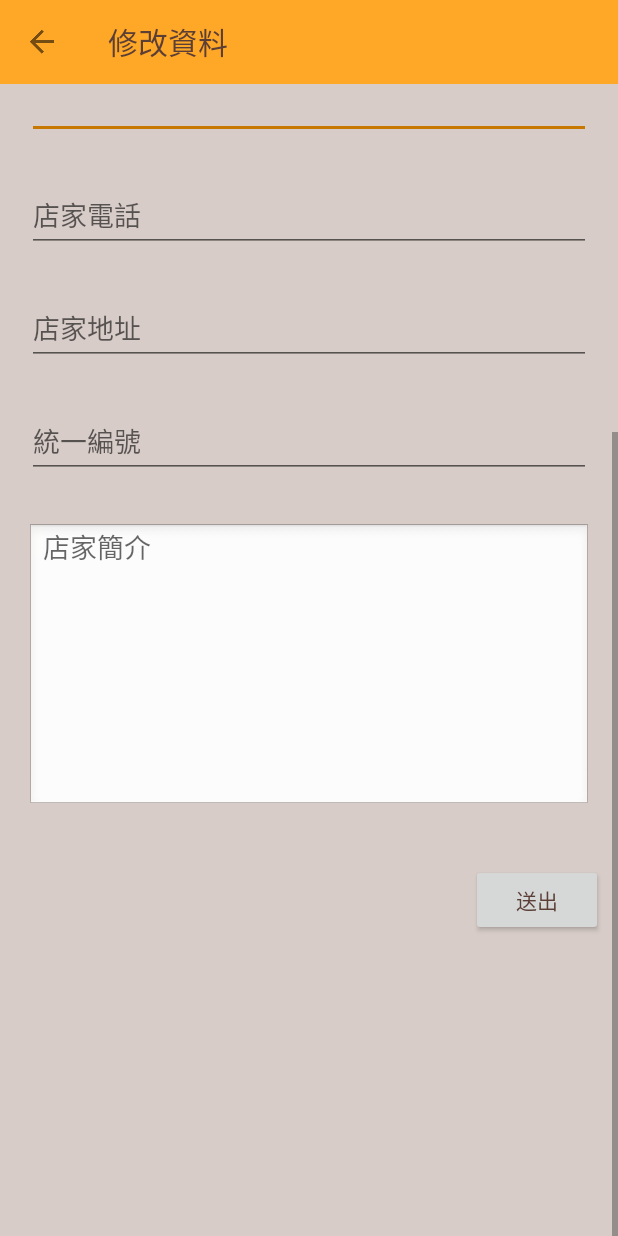
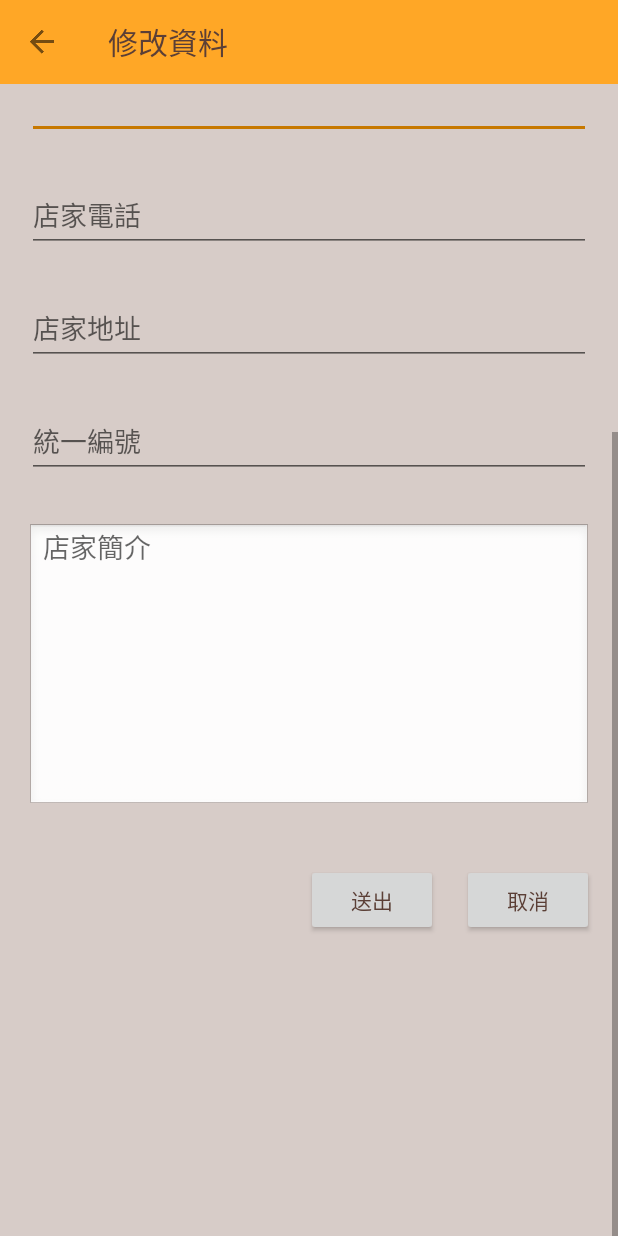
Before and after one commit to DP103G3/itfood_shop, an Android app: the fragment PersonalInfoUpdateFragment shown on its own in the app's theme, scrolled down 332 dp, on a phone screen of 412 x 824 dp. Run offline under Robolectric (Android 15) with nearby library versions, the phone set to English and light mode, and no system bars; 2 statements that could not run were skipped.

```diff
--- a/app/src/main/res/layout/fragment_login.xml
+++ b/app/src/main/res/layout/fragment_login.xml
@@ -24,8 +24,9 @@
             app:layout_constraintEnd_toEndOf="parent">
 
             <ImageView
-                android:layout_width="wrap_content"
-                android:layout_height="wrap_content"
+                android:layout_width="280dp"
+                android:layout_height="80dp"
+                android:scaleType="centerCrop"
                 app:srcCompat="@drawable/logo" />
 
             <TextView
@@ -52,6 +53,7 @@
                 android:layout_width="match_parent"
                 android:layout_height="wrap_content"
                 android:textColor="@color/colorTextOnP"
+                android:inputType="textEmailAddress"
                 android:hint="@string/textEmail" />
         </com.google.android.material.textfield.TextInputLayout>
 
--- a/app/src/main/res/layout/fragment_personal_info_update.xml
+++ b/app/src/main/res/layout/fragment_personal_info_update.xml
@@ -366,15 +366,31 @@ tools:context=".person.PersonalInfoUpdateFragment">
 
         </com.google.android.material.textfield.TextInputLayout>
 
-        <Button
-            android:id="@+id/btFinishUpdate"
-            android:layout_width="wrap_content"
+        <LinearLayout
+            android:id="@+id/linearLayoutButton"
+            android:layout_width="match_parent"
             android:layout_height="wrap_content"
-            android:layout_marginTop="16dp"
-            android:layout_marginEnd="10dp"
-            android:text="@string/textSend"
+            android:orientation="horizontal"
+            android:gravity="end"
             app:layout_constraintEnd_toEndOf="parent"
-            app:layout_constraintTop_toBottomOf="@+id/textInfo" />
+            app:layout_constraintTop_toBottomOf="@+id/textInfo">
+
+            <Button
+                android:id="@+id/btFinishUpdate"
+                android:layout_width="wrap_content"
+                android:layout_height="wrap_content"
+                android:layout_marginTop="16dp"
+                android:layout_marginEnd="16dp"
+                android:text="@string/textSend" />
+
+            <Button
+                android:id="@+id/btCancel"
+                android:layout_width="wrap_content"
+                android:layout_height="wrap_content"
+                android:layout_marginTop="16dp"
+                android:layout_marginEnd="16dp"
+                android:text="@string/textCancel" />
+        </LinearLayout>
 
         <TextView
             android:layout_width="wrap_content"
@@ -383,7 +399,7 @@ tools:context=".person.PersonalInfoUpdateFragment">
         <ImageView
             android:layout_width="match_parent"
             android:layout_height="200dp"
-            app:layout_constraintTop_toBottomOf="@+id/btFinishUpdate" />
+            app:layout_constraintTop_toBottomOf="@+id/linearLayoutButton" />
     </androidx.constraintlayout.widget.ConstraintLayout>
 </ScrollView>
 </LinearLayout>
```
Also changed, not shown: app/src/main/java/tw/dp103g3/itfood_shop/person/PersonalInfoUpdateFragment.java (+9 -9 lines), app/src/main/res/layout/fragment_about.xml (+4 -3 lines), app/src/main/res/drawable-hdpi/logo.png (deleted), app/src/main/res/drawable-ldpi/logo.png (deleted), app/src/main/res/drawable-mdpi/logo.png (deleted), app/src/main/res/drawable-xhdpi/logo.png (deleted), app/src/main/res/drawable-xxhdpi/logo.png (deleted), app/src/main/res/drawable-xxxhdpi/logo.png (deleted), app/src/main/res/drawable/logo.png (added), app/src/main/res/截圖 2020-03-11 17.57.06.png (added).
